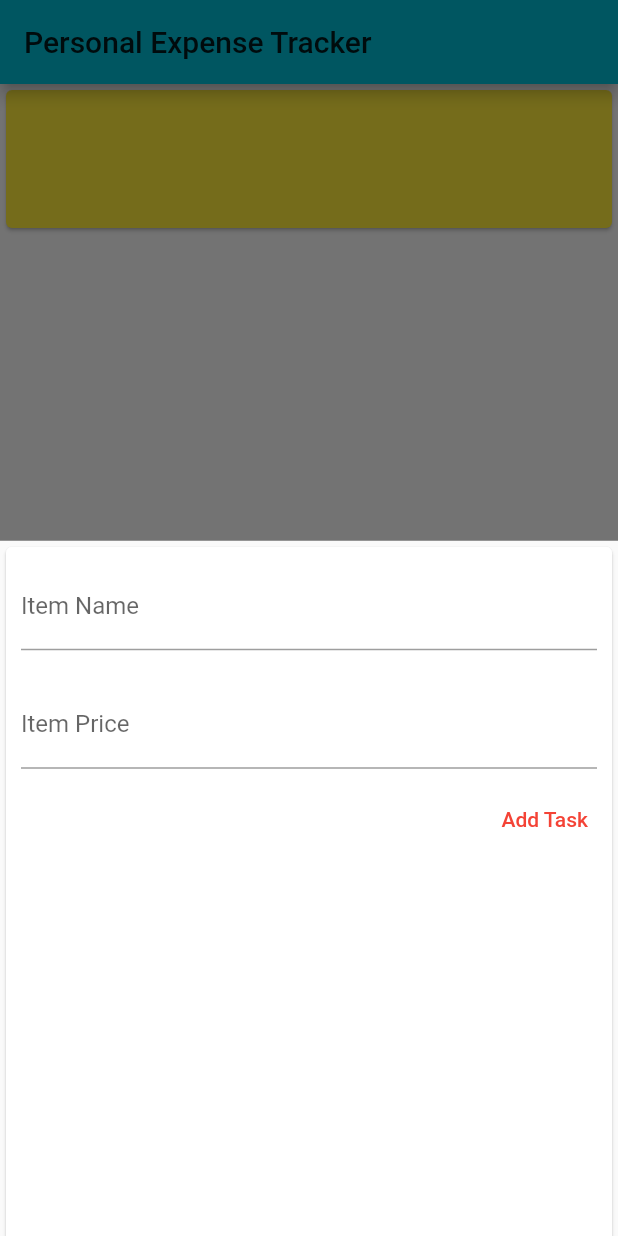
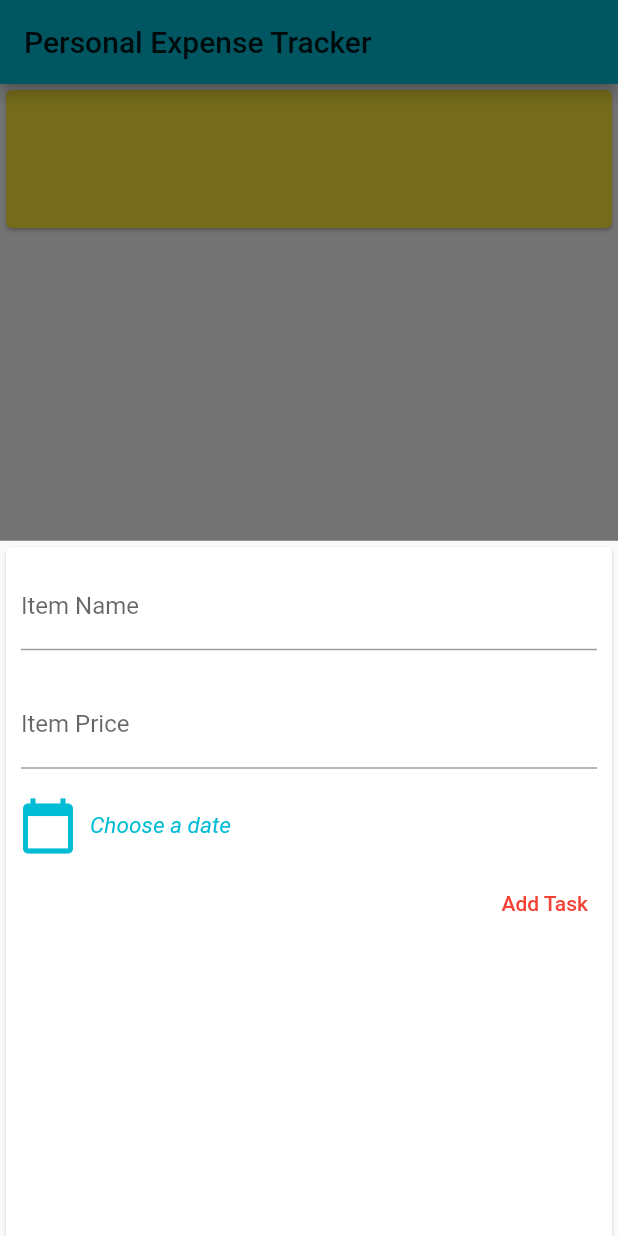
Before and after one commit to tanya-555/Expense-Tracker, a Flutter app: the screen it shows after launch, after a tap on the "add" icon, after a tap on "Add Task", on a phone screen of 412 x 824 dp. Run offline on Flutter 3.47's test engine with Material 2 defaults, Android fonts, the phone set to English and light mode, and no system bars.

Commit message:
add date picker

```diff
--- a/lib/model/expense_model.dart
+++ b/lib/model/expense_model.dart
@@ -1,9 +1,11 @@
 class ExpenseModel {
   final String name;
   final double price;
+  final String date;
 
   ExpenseModel({
     this.name,
     this.price,
+    this.date,
   });
 }
--- a/lib/widgets/home.dart
+++ b/lib/widgets/home.dart
@@ -14,9 +14,10 @@ class Home extends StatefulWidget {
 class _HomeState extends State<Home> {
   List<ExpenseModel> _expensesList = [];
 
-  void _updateList(String name, String price) {
+  void _updateList(String name, String price, String date) {
     setState(() {
-      _expensesList.add(ExpenseModel(name: name, price: double.parse(price)));
+      _expensesList.add(
+          ExpenseModel(name: name, price: double.parse(price), date: date));
     });
   }
 
--- a/lib/widgets/input_sheet.dart
+++ b/lib/widgets/input_sheet.dart
@@ -1,4 +1,5 @@
 import 'package:flutter/material.dart';
+import 'package:intl/intl.dart';
 
 class InputSheet extends StatefulWidget {
   final Function _selectHandler;
@@ -12,6 +13,7 @@ class InputSheet extends StatefulWidget {
 }
 
 class _InputSheetState extends State<InputSheet> {
+  String selectedDate = new DateFormat("dd MMM, yyyy").format(DateTime.now());
   var nameController = TextEditingController();
   var priceController = TextEditingController();
   final Function _selectHandler;
@@ -20,7 +22,7 @@ class _InputSheetState extends State<InputSheet> {
 
   void _submitData() {
     if (nameController.text.isNotEmpty && priceController.text.isNotEmpty) {
-      _selectHandler(nameController.text, priceController.text);
+      _selectHandler(nameController.text, priceController.text, selectedDate);
       Navigator.of(context).pop();
     }
   }
@@ -39,9 +41,6 @@ class _InputSheetState extends State<InputSheet> {
                 child: TextField(
                   controller: nameController,
                   keyboardType: TextInputType.text,
-                  onSubmitted: (_) {
-                    _submitData();
-                  },
                   decoration: InputDecoration(labelText: "Item Name"),
                 ),
               ),
@@ -50,12 +49,39 @@ class _InputSheetState extends State<InputSheet> {
                 child: TextField(
                   controller: priceController,
                   keyboardType: TextInputType.number,
-                  onSubmitted: (_) {
-                    _submitData();
-                  },
                   decoration: InputDecoration(labelText: "Item Price"),
                 ),
               ),
+              Container(
+                  alignment: Alignment.topLeft,
+                  child: Row(
+                    children: <Widget>[
+                      IconButton(
+                        color: Colors.cyan,
+                        iconSize: 40.0,
+                        icon: Icon(Icons.calendar_today),
+                        onPressed: () {
+                          showDatePicker(
+                                  context: context,
+                                  initialDate: DateTime.now(),
+                                  firstDate: DateTime(2020),
+                                  lastDate: DateTime(2050))
+                              .then((date) => selectedDate =
+                                  new DateFormat("dd MMM, yyyy").format(date));
+                        },
+                      ),
+                      Container(
+                        child: Text(
+                          "Choose a date",
+                          style: TextStyle(
+                            color: Colors.cyan,
+                            fontSize: 15.0,
+                            fontStyle: FontStyle.italic,
+                          ),
+                        ),
+                      )
+                    ],
+                  )),
               FlatButton(
                 onPressed: _submitData,
                 child: Align(
--- a/lib/widgets/list_item.dart
+++ b/lib/widgets/list_item.dart
@@ -53,7 +53,7 @@ class ListItem extends StatelessWidget {
                     ),
                   ),
                   Container(
-                    child: Text("\$" + item.price.toStringAsFixed(2)),
+                    child: Text(item.date),
                   ),
                 ],
               ),
@@ -66,7 +66,7 @@ class ListItem extends StatelessWidget {
                   selectHandler(item);
                 },
               ),
-            )
+            ),
           ],
         ),
       ),
--- a/pubspec.yaml
+++ b/pubspec.yaml
@@ -32,6 +32,8 @@ dependencies:
 dev_dependencies:
   flutter_test:
     sdk: flutter
+
+  intl: ^0.16.0
 
 # For information on the generic Dart part of this file, see the
 # following page: https://dart.dev/tools/pub/pubspec
```
Also changed, not shown: pubspec.lock.
